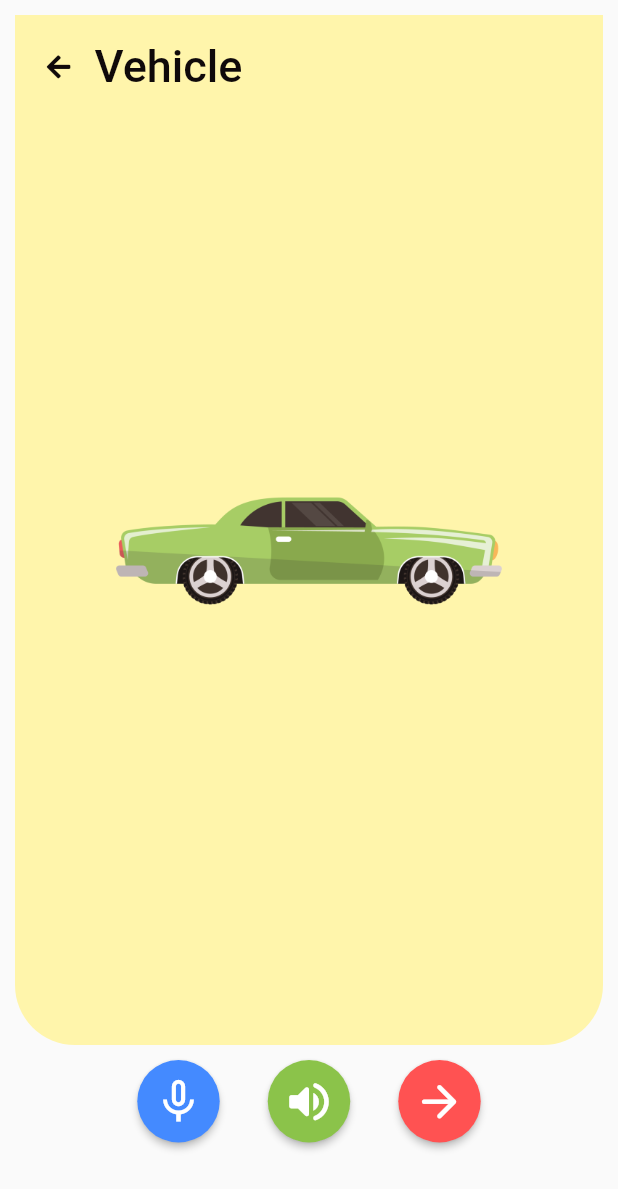
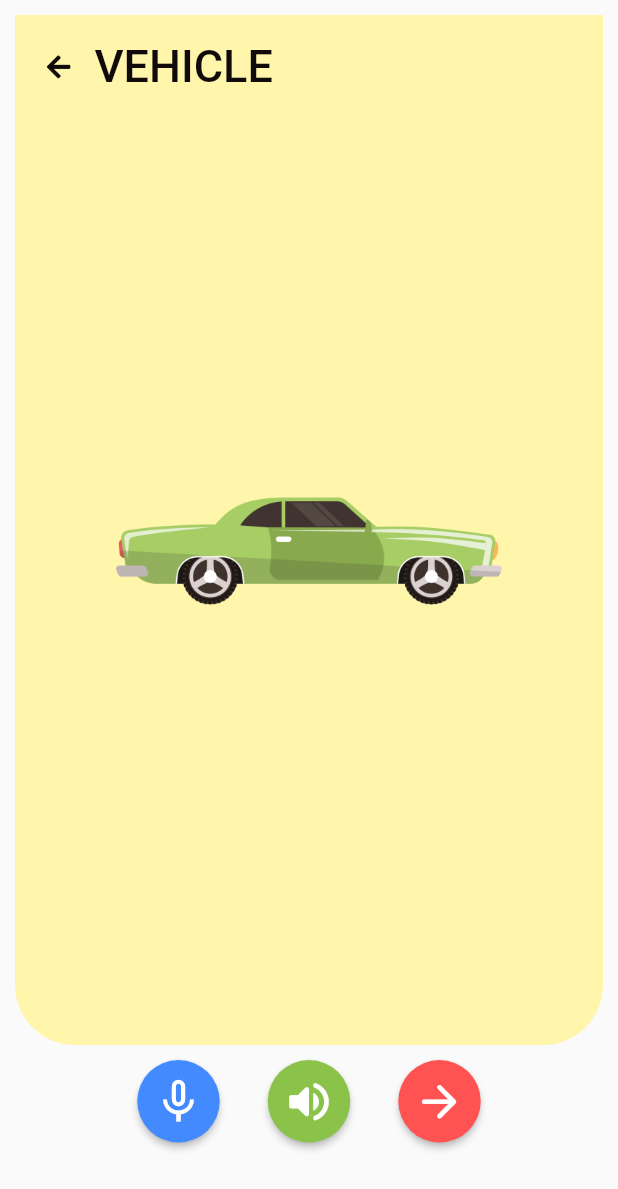
Before and after one commit to itschristi/LunaApp, a Flutter app: the QuizScreen screen opened directly, on a phone screen of 412 x 824 dp. Shown: the top 1189 px of the screen. Run offline on Flutter 3.47's test engine with Material 2 defaults, Android fonts, the phone set to English and light mode, and no system bars; our stand-ins replace avatar_glow, flutter_tts, font_awesome_flutter, image_picker, just_audio, localstorage and 1 more; missing offline and left inert: tflite; Roboto replaces fonts that are missing (Winkle); project files that could hold a hidden picture were left out.

Commit message:
Update QuizScreen.dart

```diff
--- a/lib/screen/QuizScreen.dart
+++ b/lib/screen/QuizScreen.dart
@@ -161,7 +161,7 @@ class _QuizScreenState extends State<QuizScreen> {
                                         Navigator.of(context).pop();
                                       }),
                                   Text(
-                                    'Vehicle',
+                                        widget.category.toString().toUpperCase(),
                                     style: TextStyle(
                                         fontSize: 30.0,
                                         fontWeight: FontWeight.w500,
```
